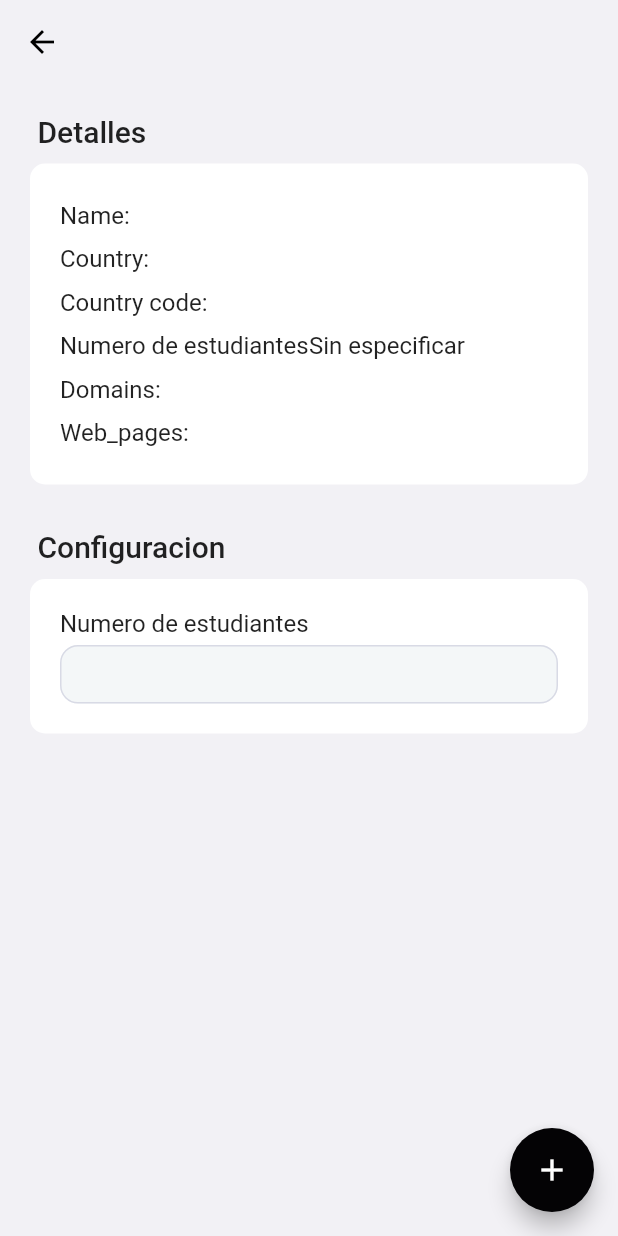
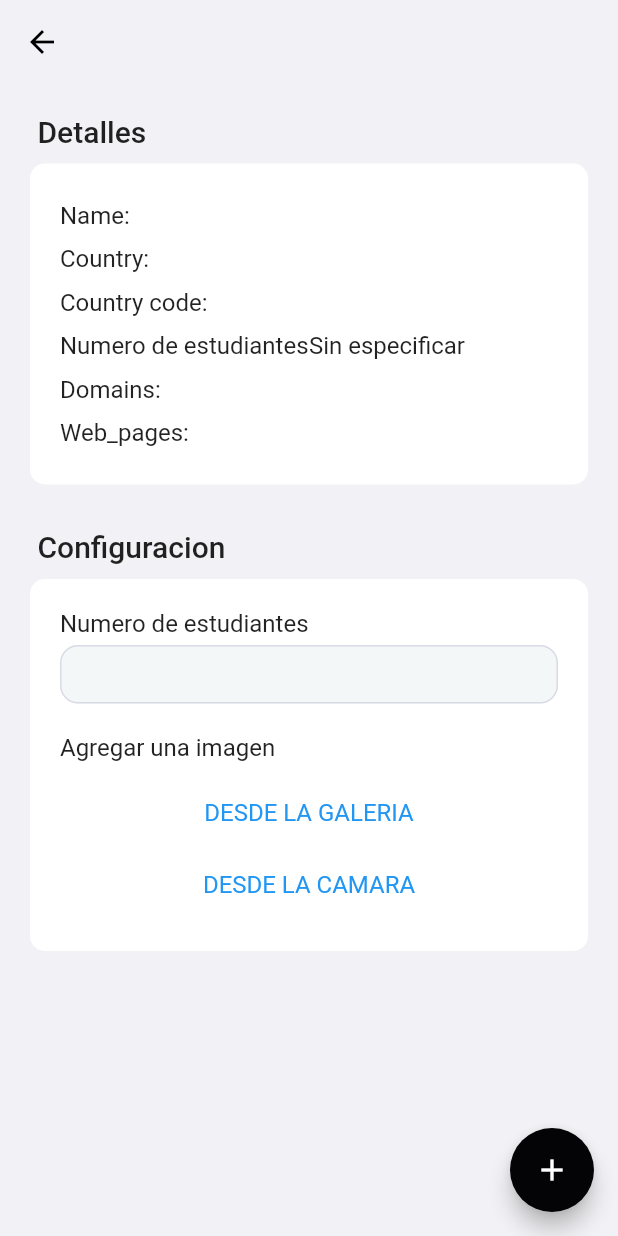
Before and after one commit to rabejarano/tyba-flutter-challenge, a Flutter app: the UniversityDetails screen opened directly with empty values, on a phone screen of 412 x 824 dp. Run offline on Flutter 3.47's test engine with Material 2 defaults, Android fonts, the phone set to English and light mode, and no system bars; network calls fail.

Commit message:
added gallery

```diff
--- a/lib/university_details.dart
+++ b/lib/university_details.dart
@@ -13,7 +13,11 @@ class _UniversityDetailsState extends State<UniversityDetails> {
   @override
   Widget build(BuildContext context) {
     _university = ModalRoute.of(context)!.settings.arguments as University;
-    return Scaffold(
+    return GestureDetector(
+      onTap: () {
+        FocusScope.of(context).unfocus();
+      },
+      child: Scaffold(
         appBar: AppBar(
           centerTitle: true,
           iconTheme: const IconThemeData(
@@ -56,6 +60,7 @@ class _UniversityDetailsState extends State<UniversityDetails> {
           onPressed: () {},
           tooltip: 'github',
           child: const Icon(Icons.add),
+        ),
       ),
     );
   }
@@ -143,7 +148,38 @@ class _UniversityDetailsState extends State<UniversityDetails> {
               hintText: "",
               suffixStyle: const TextStyle(fontSize: 12),
             ),
-          )
+          ),
+          Padding(
+            padding: const EdgeInsets.only(bottom: 10, top: 20),
+            child: Text(
+              "Agregar una imagen",
+              style: Theme.of(context).textTheme.subtitle1,
+            ),
+          ),
+          Center(
+            child: TextButton(
+              style: TextButton.styleFrom(
+                primary: Colors.blue,
+                textStyle: const TextStyle(fontSize: 16, color: Colors.blue),
+              ),
+              onPressed: () {
+                print("");
+              },
+              child: const Text('DESDE LA GALERIA'),
+            ),
+          ),
+          Center(
+            child: TextButton(
+              style: TextButton.styleFrom(
+                primary: Colors.blue,
+                textStyle: const TextStyle(fontSize: 16, color: Colors.blue),
+              ),
+              onPressed: () {
+                print("");
+              },
+              child: const Text('DESDE LA CAMARA'),
+            ),
+          ),
         ],
       ),
     );
```
Lines whose indentation alone changed are shown as unchanged.
